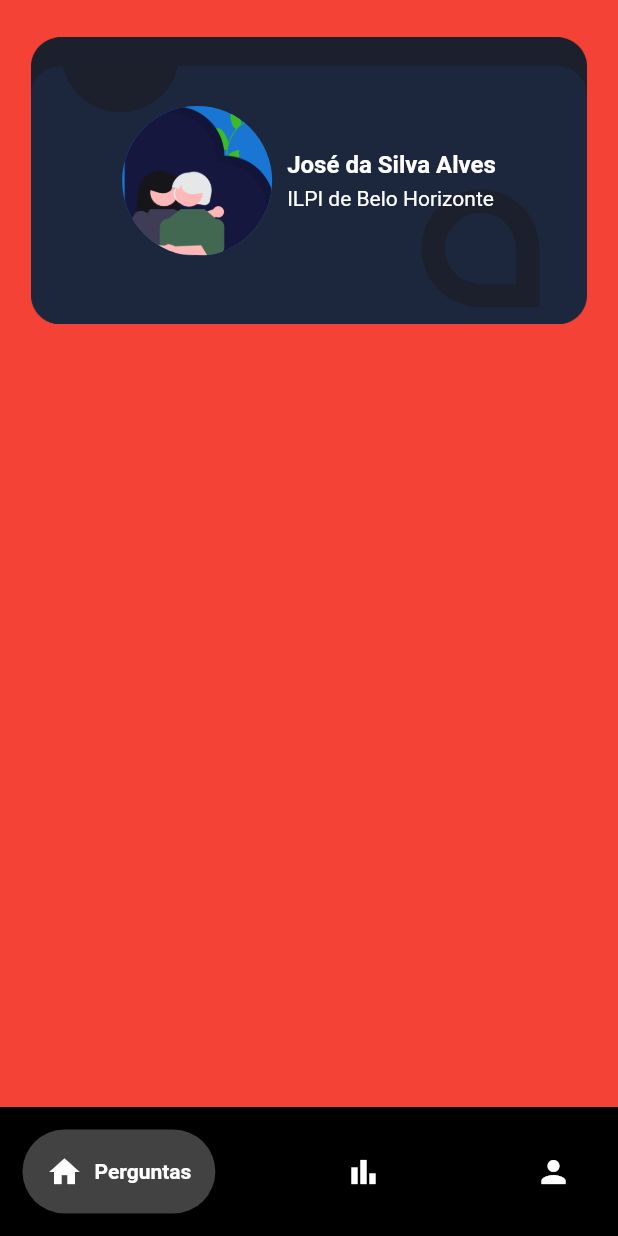
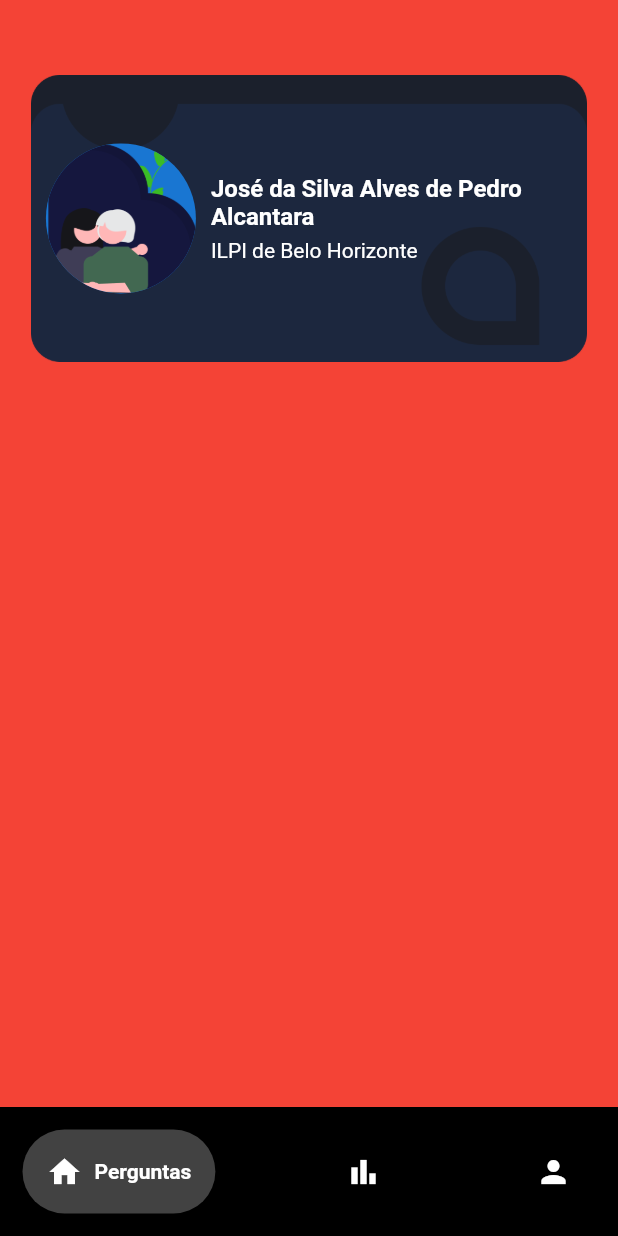
Before and after one commit to gaiascosta/AvaliApp, a Flutter app: the screen it shows after launch, on a phone screen of 412 x 824 dp. Run offline on Flutter 3.47's test engine with Material 2 defaults, Android fonts, the light colour scheme and no system bars; drawn by our look-alikes of google_nav_bar; our stand-ins replace flutter_spinkit.

Commit message:
Widget do perfil

```diff
--- a/lib/ui/perguntas.dart
+++ b/lib/ui/perguntas.dart
@@ -1,3 +1,5 @@
+import 'dart:math';
+
 import 'package:flutter/material.dart';
 
 class Perguntas extends StatefulWidget {
@@ -11,6 +13,7 @@ class _PerguntasState extends State<Perguntas> {
   @override
   Widget build(BuildContext context) {
     double screenWidth = MediaQuery.of(context).size.width;
+    double screenHeight = MediaQuery.of(context).size.height;
 
     double paddingWidth = screenWidth * 0.01;
 
@@ -23,18 +26,25 @@ class _PerguntasState extends State<Perguntas> {
             color: Colors.red,
           child: Column(
             children: [
-            Stack(
+              perfil(),
+        ],
+      ),
+    ));
+  }
+}
+
+Widget perfil() => Stack(
   alignment: Alignment.centerLeft,
   children: [
     Container(
       alignment: Alignment.center,
-                height: 200,
+      height: 250,
       child: Image.asset("images/Perfil.png"),
     ),
     const Padding(
-                padding: EdgeInsets.all(10),
+      padding: EdgeInsets.only(left: 10, right: 10),
       child: Row(
-                  mainAxisAlignment: MainAxisAlignment.center,
+        mainAxisAlignment: MainAxisAlignment.start,
         children: [
           CircleAvatar(
               radius: 50,
@@ -46,7 +56,7 @@ class _PerguntasState extends State<Perguntas> {
                 Padding(
                   padding: EdgeInsets.only(left: 10, bottom: 5),
                   child: Text(
-                              "José da Silva Alves",
+                    "José da Silva Alves de Pedro Alcantara",
                     maxLines: 2,
                     overflow: TextOverflow.ellipsis,
                     style: TextStyle(
@@ -75,9 +85,4 @@ class _PerguntasState extends State<Perguntas> {
       ),
     ),
   ],
-          )
-        ],
-      ),
-    ));
-  }
-}
+);
```
Lines whose indentation alone changed are shown as unchanged.
